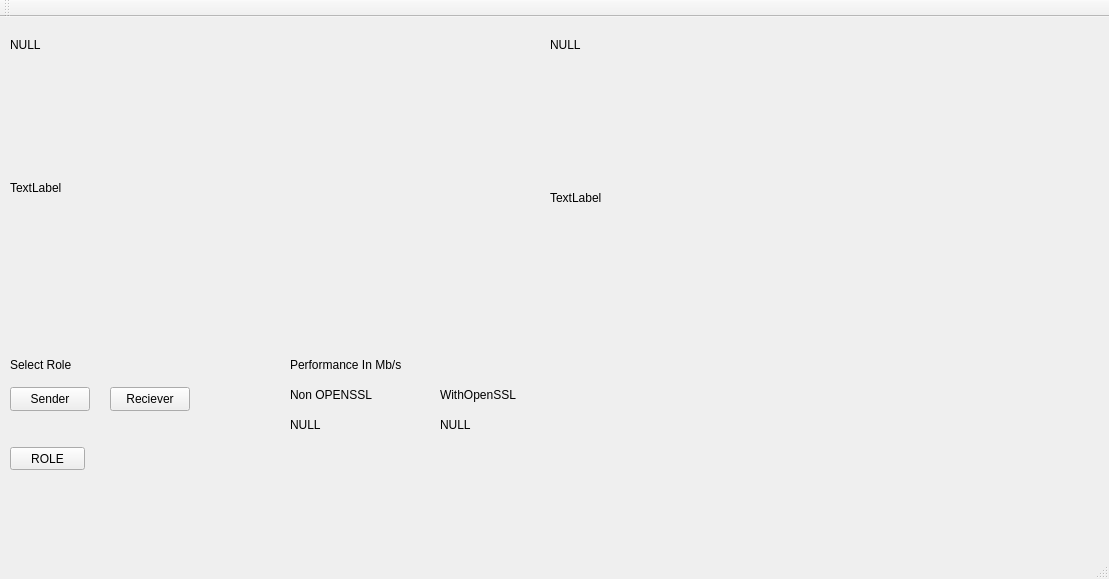
This is mainwindow.ui in peii14/KIJProject as Qt 5 draws it before an edit. The edited form follows.
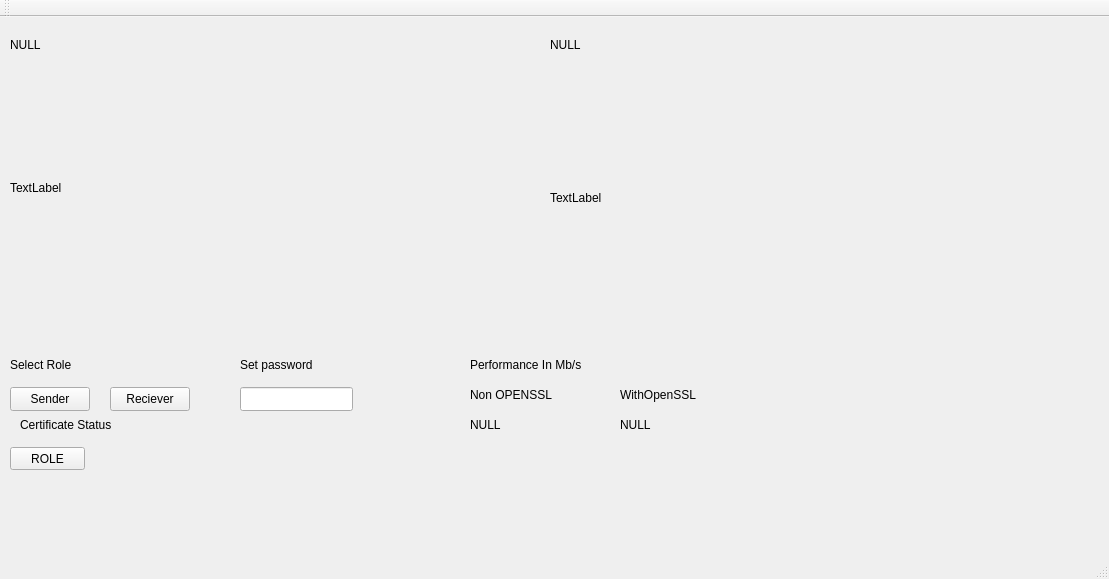
This is the edited form.

Diff of the .ui file:
```diff
--- a/mainwindow.ui
+++ b/mainwindow.ui
@@ -121,7 +121,7 @@
    <widget class="QLabel" name="leftLabel_3">
     <property name="geometry">
      <rect>
-      <x>290</x>
+      <x>470</x>
       <y>340</y>
       <width>181</width>
       <height>16</height>
@@ -134,7 +134,7 @@
    <widget class="QLabel" name="leftLabel_4">
     <property name="geometry">
      <rect>
-      <x>290</x>
+      <x>470</x>
       <y>370</y>
       <width>131</width>
       <height>16</height>
@@ -147,7 +147,7 @@
    <widget class="QLabel" name="leftLabel_5">
     <property name="geometry">
      <rect>
-      <x>440</x>
+      <x>620</x>
       <y>370</y>
       <width>131</width>
       <height>16</height>
@@ -160,7 +160,7 @@
    <widget class="QLabel" name="performanceNON">
     <property name="geometry">
      <rect>
-      <x>290</x>
+      <x>470</x>
       <y>400</y>
       <width>131</width>
       <height>16</height>
@@ -173,7 +173,7 @@
    <widget class="QLabel" name="leftLabel_7">
     <property name="geometry">
      <rect>
-      <x>440</x>
+      <x>620</x>
       <y>400</y>
       <width>131</width>
       <height>16</height>
@@ -183,6 +183,42 @@
      <string>NULL</string>
     </property>
    </widget>
+   <widget class="QLabel" name="CertStatus">
+    <property name="geometry">
+     <rect>
+      <x>20</x>
+      <y>400</y>
+      <width>181</width>
+      <height>16</height>
+     </rect>
+    </property>
+    <property name="text">
+     <string>Certificate Status</string>
+    </property>
+   </widget>
+   <widget class="QLineEdit" name="passwordInput">
+    <property name="geometry">
+     <rect>
+      <x>240</x>
+      <y>370</y>
+      <width>113</width>
+      <height>24</height>
+     </rect>
+    </property>
+   </widget>
+   <widget class="QLabel" name="leftLabel_6">
+    <property name="geometry">
+     <rect>
+      <x>240</x>
+      <y>340</y>
+      <width>131</width>
+      <height>16</height>
+     </rect>
+    </property>
+    <property name="text">
+     <string>Set password</string>
+    </property>
+   </widget>
   </widget>
   <widget class="QMenuBar" name="menuBar">
    <property name="geometry">
```
